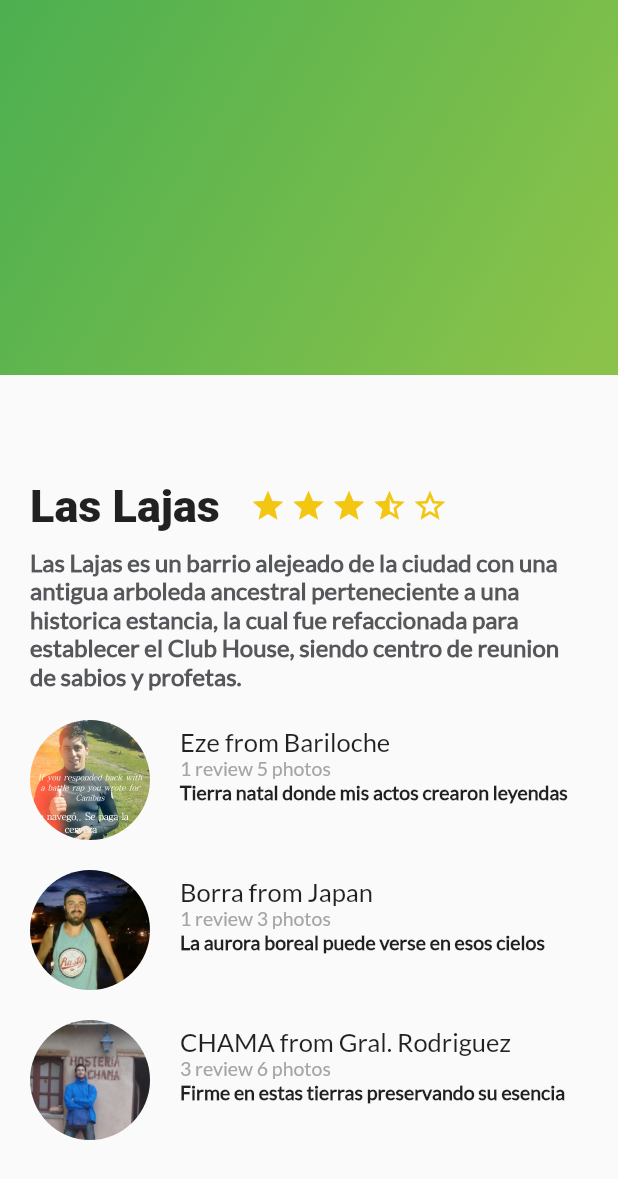
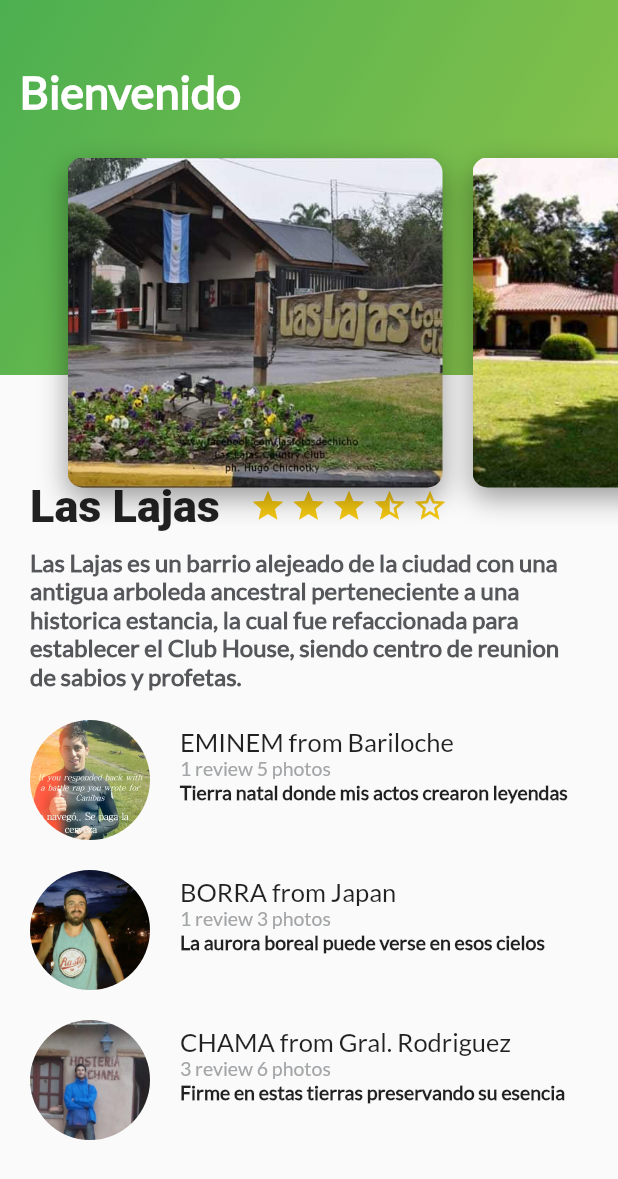
Before and after one commit to AlejoRMinetti/lajas-flutter-app, a Flutter app: the screen it shows after launch, on a phone screen of 412 x 824 dp. Shown: the top 1179 px of the screen. Run offline on Flutter 3.47's test engine with Material 2 defaults, Android fonts, the phone set to English and light mode, and no system bars; Roboto replaces fonts that are missing (MaShanZheng).

Commit message:
Carrucel de imagenes agregado

```diff
--- /dev/null
+++ b/lib/card_image.dart
@@ -0,0 +1,41 @@
+import 'package:flutter/material.dart';
+
+class CardImage extends StatelessWidget{
+
+  String pathImage = "images/entradaLajas.png";
+
+  CardImage(this.pathImage);
+
+  @override
+  Widget build(BuildContext context) {
+
+    final card = Container(
+      height: 350.0,
+      width: 250.0,
+      margin: EdgeInsets.only(
+        top: 80.0,
+        left: 20.0
+      ),
+
+      decoration: BoxDecoration(
+        image: DecorationImage(
+          fit: BoxFit.cover,
+          image: AssetImage(pathImage)
+        ),
+        borderRadius: BorderRadius.all(Radius.circular(10.0)),
+        shape: BoxShape.rectangle,
+        boxShadow: <BoxShadow>[
+          BoxShadow(
+            color: Colors.black38,
+            blurRadius: 15.0,
+            offset:  Offset(0.0, 7.0)
+          )
+        ]
+
+      ),
+    );
+
+    return card;
+  }
+
+}
--- /dev/null
+++ b/lib/card_image_list.dart
@@ -0,0 +1,25 @@
+import 'package:flutter/material.dart';
+import 'package:platzi_trips_flutter_app/card_image.dart';
+
+class CardImageList extends StatelessWidget{
+
+
+  @override
+  Widget build(BuildContext context) {
+    // TODO: implement build
+    return Container(
+      height: 350.0,
+      child: ListView(
+        padding: EdgeInsets.all(25.0),
+        scrollDirection: Axis.horizontal, //por defecto es vertical
+        children: <Widget>[
+          CardImage("images/entradaLajas.png"),
+          CardImage("images/clubHouseLajas.png"),
+          CardImage("images/sateliteLajas.png"),
+          CardImage("images/iconoLajas.png")
+        ],
+      ),
+    );
+  }
+
+}
--- a/lib/gradient_back.dart
+++ b/lib/gradient_back.dart
@@ -1,6 +1,11 @@
 import 'package:flutter/material.dart';
 
 class GradientBack extends StatelessWidget{
+
+  String title = "Popular";
+
+  GradientBack(this.title);
+
   @override
   Widget build(BuildContext context) {
     // TODO: implement build
@@ -17,6 +22,16 @@ class GradientBack extends StatelessWidget{
               tileMode: TileMode.clamp
           )
       ),
+
+      child: Text(title,
+        style: TextStyle(
+          color: Colors.white,
+          fontSize: 30,
+          fontFamily: "Lato",
+          fontWeight: FontWeight.bold
+        ),
+      ),
+      alignment: Alignment(-0.9, -0.6),
     );
   }
 
--- /dev/null
+++ b/lib/header_appbar.dart
@@ -0,0 +1,19 @@
+import 'package:flutter/material.dart';
+import 'package:platzi_trips_flutter_app/card_image_list.dart';
+import 'package:platzi_trips_flutter_app/gradient_back.dart';
+
+class HeaderAppbar extends StatelessWidget{
+
+  @override
+  Widget build(BuildContext context) {
+    // TODO: implement build
+    return Stack(
+      children: <Widget>[
+        GradientBack("Bienvenido"),
+        CardImageList()
+      ],
+    );
+  }
+
+
+}
--- a/lib/main.dart
+++ b/lib/main.dart
@@ -1,6 +1,6 @@
 import 'package:flutter/material.dart';
 import 'package:platzi_trips_flutter_app/description_place.dart';
-import 'package:platzi_trips_flutter_app/gradient_back.dart';
+import 'package:platzi_trips_flutter_app/header_appbar.dart';
 import 'package:platzi_trips_flutter_app/review_list.dart';
 
 void main() => runApp(MyApp());
@@ -22,7 +22,7 @@ class MyApp extends StatelessWidget {
                     ReviewList()
                   ]
               ),
-              GradientBack()
+              HeaderAppbar()
             ]
         ),
       ),
--- a/lib/review_list.dart
+++ b/lib/review_list.dart
@@ -4,12 +4,12 @@ import 'package:platzi_trips_flutter_app/review.dart';
 class ReviewList extends StatelessWidget{
 
   String pathImg1 = "images/EzeViajero.png";
-  String name1 = "Eze from Bariloche";
+  String name1 = "EMINEM from Bariloche";
   String details1 = "1 review 5 photos";
   String comment1 = "Tierra natal donde mis actos crearon leyendas";
 
   String pathImg2 = "images/BorraViajer.png";
-  String name2 = "Borra from Japan";
+  String name2 = "BORRA from Japan";
   String details2 = "1 review 3 photos";
   String comment2 = "La aurora boreal puede verse en esos cielos";
 
--- a/pubspec.yaml
+++ b/pubspec.yaml
@@ -42,9 +42,7 @@ flutter:
 
   # To add assets to your application, add an assets section, like this:
   assets:
-   - images/EzeViajero.png
-   - images/BorraViajer.png
-   - images/YoEnHosteria.png
+   - images/
   #  - images/a_dot_ham.jpeg
 
   # An image asset can refer to one or more resolution-specific "variants", see
```
Also changed, not shown: images/clubHouseLajas.png (added), images/entradaLajas.png (added), images/iconoLajas.png (added), images/sateliteLajas.png (added), 1 other file.
